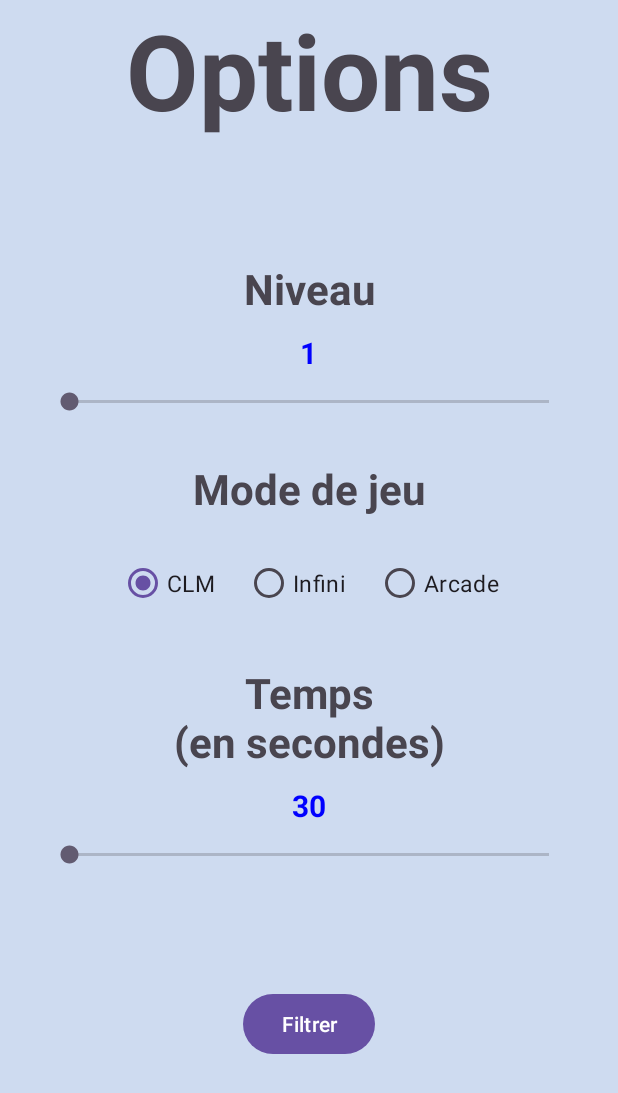
After one commit to nehm33/android_calcul, an Android app: the fragment ScoreParametersFragment shown on its own in the app's theme, on a phone screen of 412 x 824 dp. The commit adds this screen. Shown: the top 1093 px of the screen. Run offline under Robolectric (Android 15) with nearby library versions, the phone set to English and light mode, and no system bars; 1 statement that could not run was skipped.

Commit message:
Add score user interface

```diff
--- /dev/null
+++ b/app/src/main/java/com/platydev/calculmental/ui/scores/ScoreParametersFragment.java
@@ -0,0 +1,143 @@
+package com.platydev.calculmental.ui.scores;
+
+import android.os.Bundle;
+
+import androidx.annotation.NonNull;
+import androidx.annotation.Nullable;
+import androidx.fragment.app.Fragment;
+import androidx.fragment.app.FragmentManager;
+import androidx.fragment.app.FragmentTransaction;
+
+import android.view.LayoutInflater;
+import android.view.View;
+import android.view.ViewGroup;
+import android.widget.SeekBar;
+
+import com.platydev.calculmental.R;
+import com.platydev.calculmental.data.options.Mode;
+import com.platydev.calculmental.data.options.Options;
+import com.platydev.calculmental.databinding.FragmentScoreParametersBinding;
+import com.platydev.calculmental.ui.welcome.WelcomeFragment;
+
+/**
+ * A simple {@link Fragment} subclass.
+ * Use the {@link ScoreParametersFragment#newInstance} factory method to
+ * create an instance of this fragment.
+ */
+public class ScoreParametersFragment extends Fragment {
+
+    private static Options options = new Options(Options.NIVEAU_MIN, Options.TEMPS_MIN, Mode.CLM);
+
+    private FragmentScoreParametersBinding binding;
+
+    public ScoreParametersFragment() {
+        // Required empty public constructor
+    }
+
+    public static ScoreParametersFragment newInstance() {
+        return new ScoreParametersFragment();
+    }
+
+    @Override
+    public void onCreate(Bundle savedInstanceState) {
+        super.onCreate(savedInstanceState);
+    }
+
+    @Override
+    public View onCreateView(LayoutInflater inflater, ViewGroup container,
+                             Bundle savedInstanceState) {
+        binding = FragmentScoreParametersBinding.inflate(inflater, container, false);
+        return binding.getRoot();
+    }
+
+    @Override
+    public void onViewCreated(@NonNull View view, @Nullable Bundle savedInstanceState) {
+        super.onViewCreated(view, savedInstanceState);
+        setComponents();
+    }
+
+    private void setComponents() {
+        binding.levelSeekBar.setMin(Options.NIVEAU_MIN);
+        binding.levelSeekBar.setMax(Options.NIVEAU_MAX);
+        binding.levelSeekBar.setProgress(options.getNiveau());
+        binding.levelTextView.setText(String.valueOf(options.getNiveau()));
+        binding.levelSeekBar.setOnSeekBarChangeListener(new SeekBar.OnSeekBarChangeListener() {
+            @Override
+            public void onProgressChanged(SeekBar seekBar, int progress, boolean fromUser) {
+                options.setNiveau(seekBar.getProgress());
+                binding.levelTextView.setText(String.valueOf(seekBar.getProgress()));
+            }
+
+            @Override
+            public void onStartTrackingTouch(SeekBar seekBar) {
+
+            }
+
+            @Override
+            public void onStopTrackingTouch(SeekBar seekBar) {
+
+            }
+        });
+
+        binding.clmButton.setChecked(true);
+
+        binding.clmButton.setOnClickListener(new ScoreParametersFragment.TimeModeClickListener(Mode.CLM));
+        binding.infiniButton.setOnClickListener(new ScoreParametersFragment.TimeModeClickListener(Mode.Infini));
+        binding.arcadeButton.setOnClickListener(new ScoreParametersFragment.TimeModeClickListener(Mode.Arcade));
+
+        binding.timeSeekBar.setMin(Options.TEMPS_MIN/Options.TEMPS_PAS);
+        binding.timeSeekBar.setMax(Options.TEMPS_MAX/Options.TEMPS_PAS);
+        binding.timeSeekBar.setProgress(options.getTemps()/Options.TEMPS_PAS);
+        binding.timeTextView.setText(String.valueOf(options.getTemps()));
+        binding.timeSeekBar.setOnSeekBarChangeListener(new SeekBar.OnSeekBarChangeListener() {
+            @Override
+            public void onProgressChanged(SeekBar seekBar, int progress, boolean fromUser) {
+                options.setTemps(seekBar.getProgress()*Options.TEMPS_PAS);
+                binding.timeTextView.setText(String.valueOf(seekBar.getProgress()*Options.TEMPS_PAS));
+            }
+
+            @Override
+            public void onStartTrackingTouch(SeekBar seekBar) {
+
+            }
+
+            @Override
+            public void onStopTrackingTouch(SeekBar seekBar) {
+
+            }
+        });
+        binding.filterButton.setOnClickListener(new View.OnClickListener() {
+            @Override
+            public void onClick(View v) {
+                FragmentManager fragmentManager = getParentFragmentManager();
+                FragmentTransaction fragmentTransaction = fragmentManager.beginTransaction();
+                ScoresFragment scoresFragment = ScoresFragment.newInstance(options);
+                fragmentTransaction.replace(R.id.container, scoresFragment);
+                fragmentTransaction.addToBackStack(null);
+                fragmentTransaction.commit();
+            }
+        });
+    }
+
+    private void setTimeSeekBarEnabled(boolean enabled) {
+        binding.timeSeekBar.setEnabled(enabled);
+        binding.timeTextView.setVisibility(enabled ? View.VISIBLE : View.INVISIBLE);
+    }
+
+    private class TimeModeClickListener implements View.OnClickListener {
+
+        private final boolean isTimeLimitedMode;
+        private final Mode mode;
+
+        public TimeModeClickListener(Mode mode) {
+            this.isTimeLimitedMode = mode.isTimeLimitedMode();
+            this.mode = mode;
+        }
+
+        @Override
+        public void onClick(View v) {
+            setTimeSeekBarEnabled(isTimeLimitedMode);
+            options.setMode(mode);
+        }
+    }
+}
--- /dev/null
+++ b/app/src/main/res/layout/fragment_score_parameters.xml
@@ -0,0 +1,120 @@
+<?xml version="1.0" encoding="utf-8"?>
+<LinearLayout xmlns:android="http://schemas.android.com/apk/res/android"
+    xmlns:tools="http://schemas.android.com/tools"
+    android:layout_width="match_parent"
+    android:layout_height="match_parent"
+    android:background="@color/blue_grey"
+    tools:context=".ui.scores.ScoreParametersFragment"
+    android:orientation="vertical"
+    android:gravity="center_horizontal">
+
+    <!-- TODO: Update blank fragment layout -->
+    <TextView
+        android:layout_width="match_parent"
+        android:layout_height="wrap_content"
+        android:gravity="center"
+        android:textSize="70sp"
+        android:textStyle="bold"
+        android:text="@string/options" />
+
+    <TextView
+        android:layout_width="match_parent"
+        android:layout_height="wrap_content"
+        android:gravity="center"
+        android:layout_marginTop="80dp"
+        android:textSize="28sp"
+        android:textStyle="bold"
+        android:text="@string/niveau"/>
+
+    <TextView
+        android:layout_width="wrap_content"
+        android:layout_height="wrap_content"
+        android:id="@+id/levelTextView"
+        android:textSize="20sp"
+        android:textStyle="bold"
+        android:textColor="@color/blue"
+        android:layout_marginHorizontal="30dp"
+        android:layout_marginVertical="10dp"/>
+
+    <SeekBar
+        android:layout_width="match_parent"
+        android:layout_height="wrap_content"
+        android:id="@+id/levelSeekBar"
+        android:layout_marginHorizontal="30dp"/>
+
+    <TextView
+        android:layout_width="match_parent"
+        android:layout_height="wrap_content"
+        android:gravity="center"
+        android:layout_marginTop="30dp"
+        android:textSize="28sp"
+        android:textStyle="bold"
+        android:text="@string/mode"/>
+
+    <RadioGroup
+        android:layout_width="match_parent"
+        android:layout_height="wrap_content"
+        android:layout_marginTop="20dp"
+        android:orientation="horizontal"
+        android:gravity="center">
+
+        <RadioButton
+            android:layout_width="wrap_content"
+            android:layout_height="wrap_content"
+            android:layout_marginHorizontal="10dp"
+            android:textSize="15sp"
+            android:id="@+id/clmButton"
+            android:text="@string/clm"/>
+
+        <RadioButton
+            android:layout_width="wrap_content"
+            android:layout_height="wrap_content"
+            android:layout_marginHorizontal="10dp"
+            android:textSize="15sp"
+            android:id="@+id/infiniButton"
+            android:text="@string/infini"/>
+
+        <RadioButton
+            android:layout_width="wrap_content"
+            android:layout_height="wrap_content"
+            android:layout_marginHorizontal="10dp"
+            android:textSize="15sp"
+            android:id="@+id/arcadeButton"
+            android:text="@string/arcade"/>
+    </RadioGroup>
+
+    <TextView
+        android:layout_width="match_parent"
+        android:layout_height="wrap_content"
+        android:gravity="center"
+        android:layout_marginTop="30dp"
+        android:textSize="28sp"
+        android:textStyle="bold"
+        android:text="@string/temps"/>
+
+    <TextView
+        android:layout_width="wrap_content"
+        android:layout_height="wrap_content"
+        android:id="@+id/timeTextView"
+        android:textSize="20sp"
+        android:textStyle="bold"
+        android:textColor="@color/blue"
+        android:layout_marginHorizontal="30dp"
+        android:layout_marginVertical="10dp"/>
+
+    <SeekBar
+        android:layout_width="match_parent"
+        android:layout_height="wrap_content"
+        android:id="@+id/timeSeekBar"
+        android:layout_marginHorizontal="30dp"/>
+
+    <Button
+        android:layout_width="wrap_content"
+        android:layout_height="wrap_content"
+        android:id="@+id/filterButton"
+        android:padding="10dp"
+        android:layout_marginTop="80dp"
+        android:text="@string/filtrer"/>
+
+
+</LinearLayout>
--- a/app/src/main/res/values/strings.xml
+++ b/app/src/main/res/values/strings.xml
@@ -31,4 +31,5 @@
     <string name="votre_score">Votre score:</string>
     <string name="votre_temps">Votre temps:</string>
     <string name="accueil">Accueil</string>
+    <string name="filtrer">Filtrer</string>
 </resources>
```
Also changed, not shown: app/src/main/java/com/platydev/calculmental/ui/scores/ScoresFragment.java (added, +120 -0 lines), app/src/main/res/layout/fragment_scores.xml (added, +17 -0 lines).
